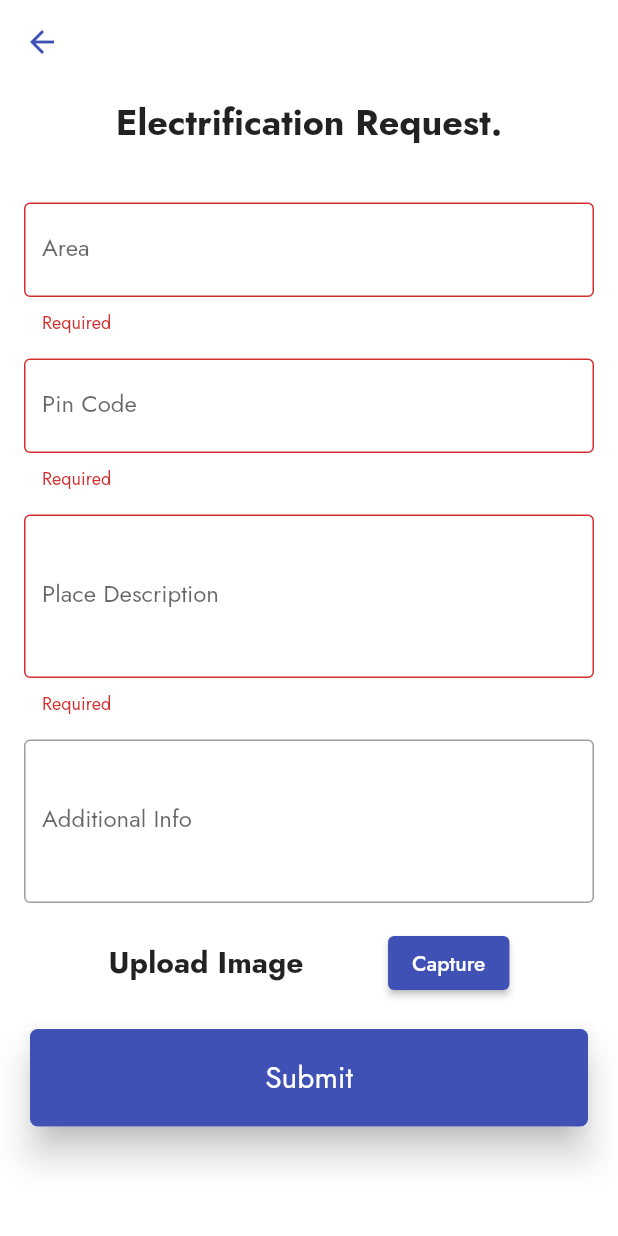
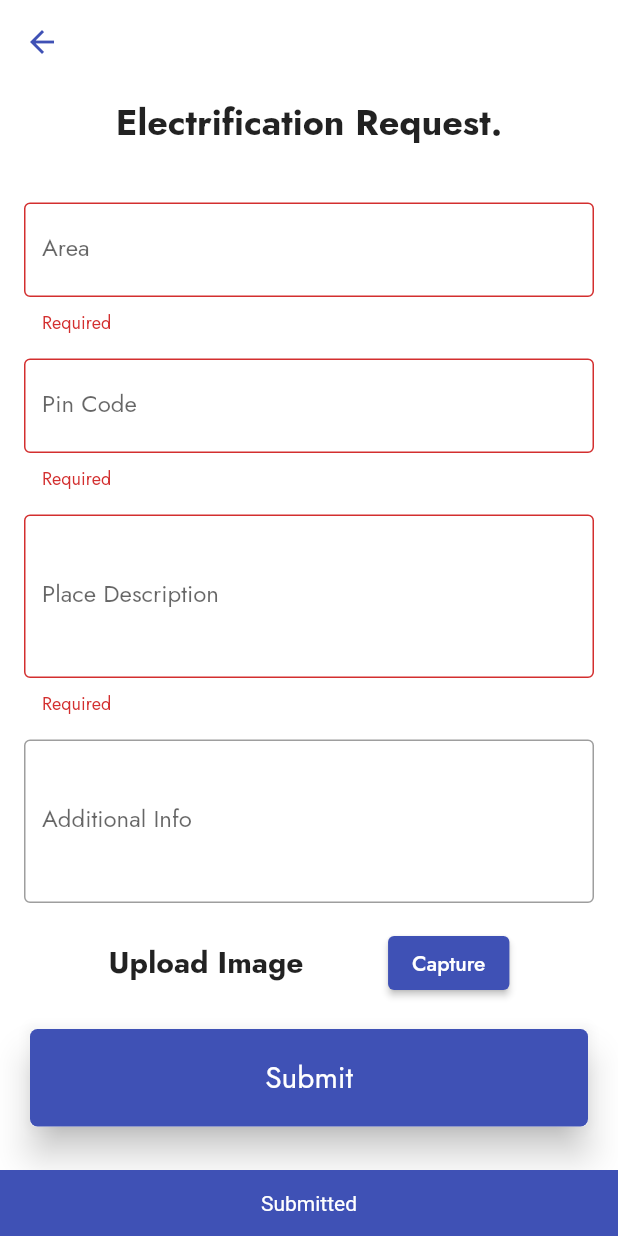
Before and after one commit to ThedistortedFrequency/SDCS-flutter-project, a Flutter app: the Electrification screen opened by its route, after a tap on "Submit", on a phone screen of 412 x 824 dp. Run offline on Flutter 3.47's test engine with Material 2 defaults, Android fonts, the light colour scheme and no system bars; our stand-ins replace cached_network_image, firebase_auth, firebase_core, form_field_validator, google_fonts, pinput; accounts and stored records are empty; network calls fail.

Commit message:
added snacbar

```diff
--- a/lib/electrificaition.dart
+++ b/lib/electrificaition.dart
@@ -156,6 +156,17 @@ class _ElectrificationState extends State<Electrification> {
                       child: InkWell(
                         onTap: () {
                           if (_formKey.currentState!.validate()) {}
+                          ScaffoldMessenger.of(context).showSnackBar(
+                            const SnackBar(
+                              content: Text(
+                                "Submitted",
+                                style: TextStyle(),
+                                textAlign: TextAlign.center,
+                              ),
+                              duration: Duration(seconds: 2),
+                              backgroundColor: Colors.indigo,
+                            ),
+                          );
                         },
                         child: Container(
                           width: double.infinity,
```
